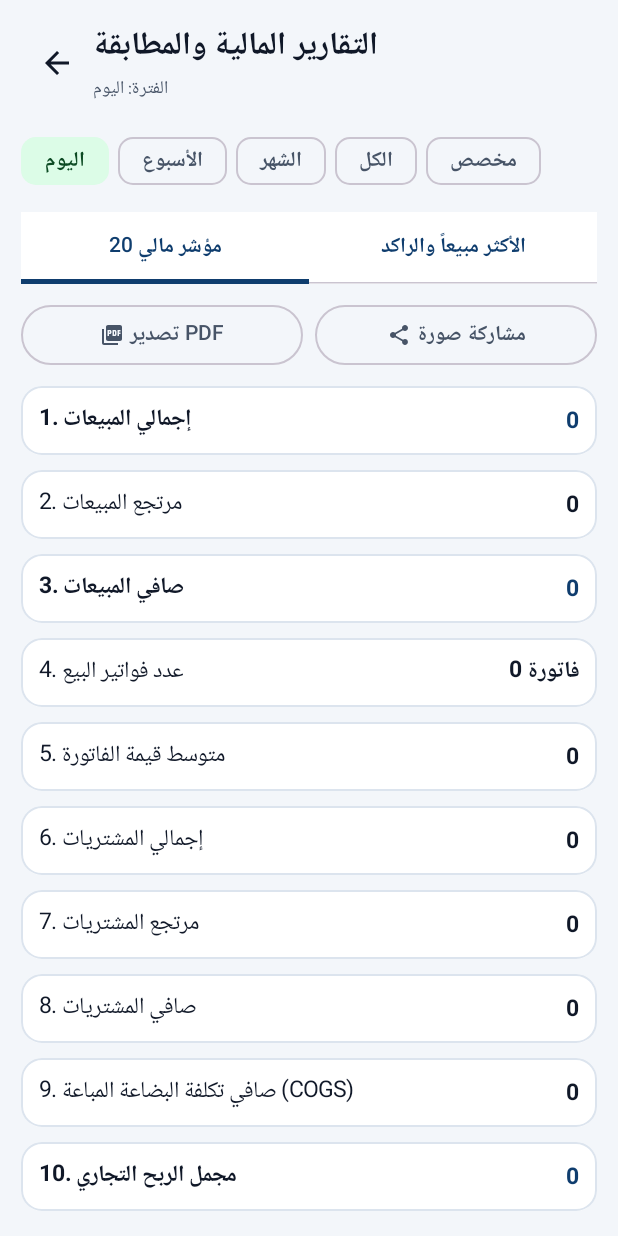
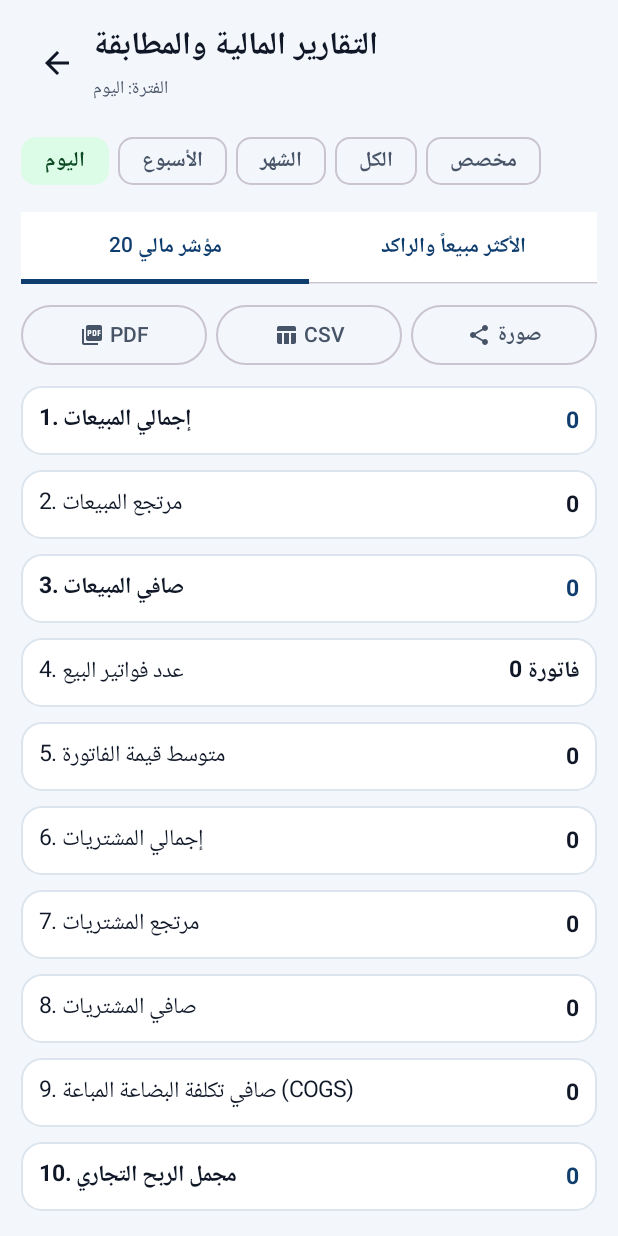
Before and after one commit to saleh12340/Complete-development-of-grocery-store-management, an Android app built with Jetpack Compose: the composable ReportsScreen called with empty values, on a phone screen of 412 x 824 dp. Run offline under Robolectric (Android 15) with nearby library versions, the phone set to English and light mode, and no system bars; our stand-ins replace Room's generated code.

Commit message:
feat: add CSV export and UI stability improvements
- Implement `saveCsv` in `InvoiceExporter` for report generation.
- Fix UI crashes in dialogs by optimizing `LazyColumn` usage and adding `fillMaxWidth`.
- Update CI workflow for Gradle versioning and build artifact naming.

```diff
--- a/app/src/main/java/com/saleh/alazzi/grocery/ui/screens/FinanceAndReportsScreens.kt
+++ b/app/src/main/java/com/saleh/alazzi/grocery/ui/screens/FinanceAndReportsScreens.kt
@@ -19,7 +19,6 @@ import androidx.compose.ui.text.font.FontWeight
 import androidx.compose.ui.text.input.KeyboardType
 import androidx.compose.ui.unit.dp
 import androidx.lifecycle.compose.collectAsStateWithLifecycle
-import com.saleh.alazzi.grocery.domain.money.MoneyMath
 import com.saleh.alazzi.grocery.printing.InvoiceExporter
 import com.saleh.alazzi.grocery.printing.ReceiptRenderer
 import com.saleh.alazzi.grocery.printing.ReportLine
@@ -28,6 +27,7 @@ import com.saleh.alazzi.grocery.ui.ReportPeriod
 import com.saleh.alazzi.grocery.ui.UserRoles
 import com.saleh.alazzi.grocery.ui.components.*
 import com.saleh.alazzi.grocery.ui.theme.LocalAlAzziColors
+import java.math.BigInteger
 import java.util.Calendar
 import java.util.UUID
 
@@ -219,8 +219,20 @@ fun ReportsScreen(
     val netOperatingProfit = grossTradingProfit - summary.expenses
     val customerDebts = remember(customers) { customers.filter { !it.isArchived }.sumOf { it.balance } }
     val supplierDues = remember(suppliers) { suppliers.filter { !it.isArchived }.sumOf { it.balance } }
-    val inventoryCostValue = remember(items) { items.filter { it.isActive && it.quantityMilli > 0 }.sumOf { MoneyMath.lineTotal(it.quantityMilli, it.purchasePrice) } }
-    val inventoryRetailValue = remember(items) { items.filter { it.isActive && it.quantityMilli > 0 }.sumOf { MoneyMath.lineTotal(it.quantityMilli, it.salePrice) } }
+    val thousand = remember { BigInteger.valueOf(1_000L) }
+    val halfThousand = remember { BigInteger.valueOf(500L) }
+    val inventoryCostValue = remember(items) {
+        items.filter { it.isActive && it.quantityMilli > 0 && it.purchasePrice >= 0 }
+            .fold(BigInteger.ZERO) { acc, item ->
+                acc.add(BigInteger.valueOf(item.quantityMilli).multiply(BigInteger.valueOf(item.purchasePrice)).add(halfThousand).divide(thousand))
+            }
+    }
+    val inventoryRetailValue = remember(items) {
+        items.filter { it.isActive && it.quantityMilli > 0 && it.salePrice >= 0 }
+            .fold(BigInteger.ZERO) { acc, item ->
+                acc.add(BigInteger.valueOf(item.quantityMilli).multiply(BigInteger.valueOf(item.salePrice)).add(halfThousand).divide(thousand))
+            }
+    }
     val lowStockCount = remember(items) { items.count { it.isActive && it.quantityMilli <= it.lowStockThresholdMilli } }
     val averageInvoice = if (summary.salesCount > 0) summary.sales / summary.salesCount else 0L
 
@@ -268,7 +280,7 @@ fun ReportsScreen(
             ReportLine("17. مدفوعات الموردين", Formatters.formatMoney(summary.supplierPayments, currency)),
             ReportLine("18. إجمالي ذمم العملاء", Formatters.formatMoney(customerDebts, currency)),
             ReportLine("19. إجمالي مستحقات الموردين", Formatters.formatMoney(supplierDues, currency)),
-            ReportLine("20. قيمة المخزون (تكلفة / بيع)", "${Formatters.formatMoney(inventoryCostValue, currency)} / ${Formatters.formatMoney(inventoryRetailValue, currency)}")
+            ReportLine("20. قيمة المخزون (تكلفة / بيع)", "${Formatters.formatBigMoney(inventoryCostValue, currency)} / ${Formatters.formatBigMoney(inventoryRetailValue, currency)}")
         )
     }
 
@@ -344,7 +356,7 @@ fun ReportsScreen(
         when (selectedTab) {
             0 -> {
                 item {
-                    Row(horizontalArrangement = Arrangement.spacedBy(8.dp), modifier = Modifier.fillMaxWidth()) {
+                    Row(horizontalArrangement = Arrangement.spacedBy(6.dp), modifier = Modifier.fillMaxWidth()) {
                         OutlinedButton(onClick = {
                             runCatching {
                                 val bmp = ReceiptRenderer.renderReport(storeName, "التقرير المالي الشامل", "الفترة: ${period.label}", all20Metrics)
@@ -355,7 +367,19 @@ fun ReportsScreen(
                         }, modifier = Modifier.weight(1f)) {
                             Icon(Icons.Default.PictureAsPdf, contentDescription = null, modifier = Modifier.size(16.dp))
                             Spacer(Modifier.width(4.dp))
-                            Text("تصدير PDF")
+                            Text("PDF")
+                        }
+                        OutlinedButton(onClick = {
+                            runCatching {
+                                val rows = listOf(listOf("المؤشر", "القيمة")) + all20Metrics.map { listOf(it.label, it.value) }
+                                val uri = exporter.saveCsv("AlAzzi_Report_${period.name}", rows)
+                                exporter.share(uri, "text/csv", "مشاركة التقرير CSV")
+                            }.onSuccess { exportStatus = "تم تصدير التقرير CSV" }
+                                .onFailure { exportStatus = it.message ?: "تعذر تصدير CSV" }
+                        }, modifier = Modifier.weight(1f)) {
+                            Icon(Icons.Default.TableChart, contentDescription = null, modifier = Modifier.size(16.dp))
+                            Spacer(Modifier.width(4.dp))
+                            Text("CSV")
                         }
                         OutlinedButton(onClick = {
                             runCatching {
@@ -367,7 +391,7 @@ fun ReportsScreen(
                         }, modifier = Modifier.weight(1f)) {
                             Icon(Icons.Default.Share, contentDescription = null, modifier = Modifier.size(16.dp))
                             Spacer(Modifier.width(4.dp))
-                            Text("مشاركة صورة")
+                            Text("صورة")
                         }
                     }
                     if (exportStatus.isNotBlank()) {
```
Also changed, not shown: app/src/main/java/com/saleh/alazzi/grocery/printing/InvoiceExporter.kt (+42 -0 lines), app/src/main/java/com/saleh/alazzi/grocery/ui/screens/InvoiceHistoryAndDetailScreens.kt (+11 -4 lines), 4 other files.
